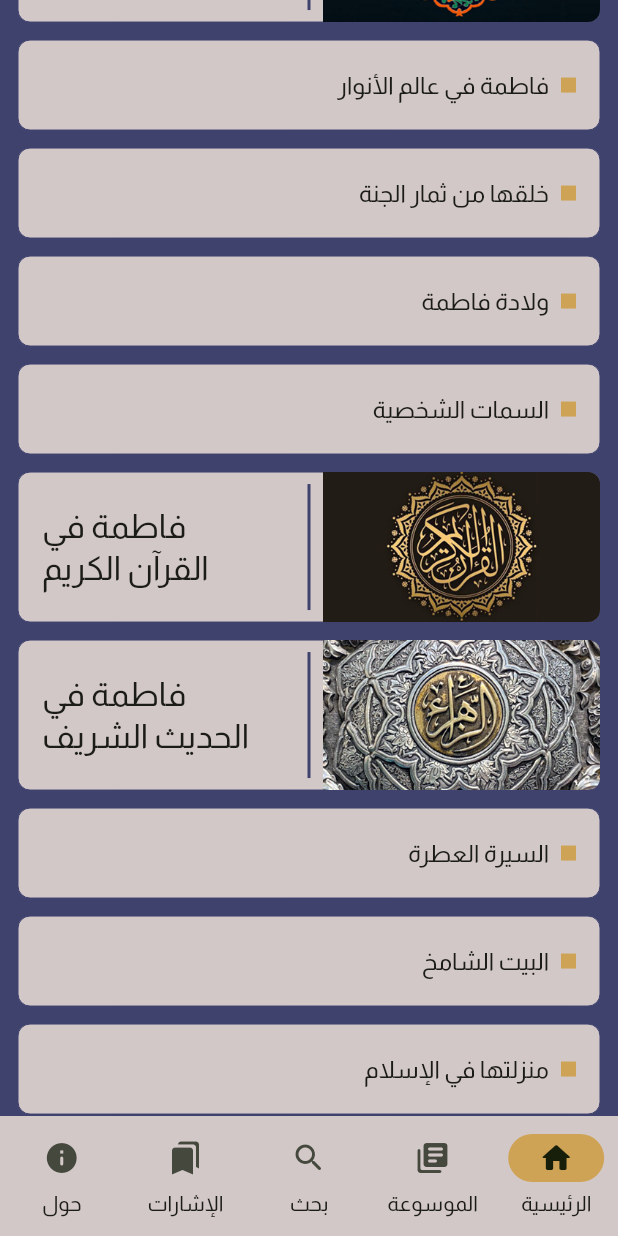
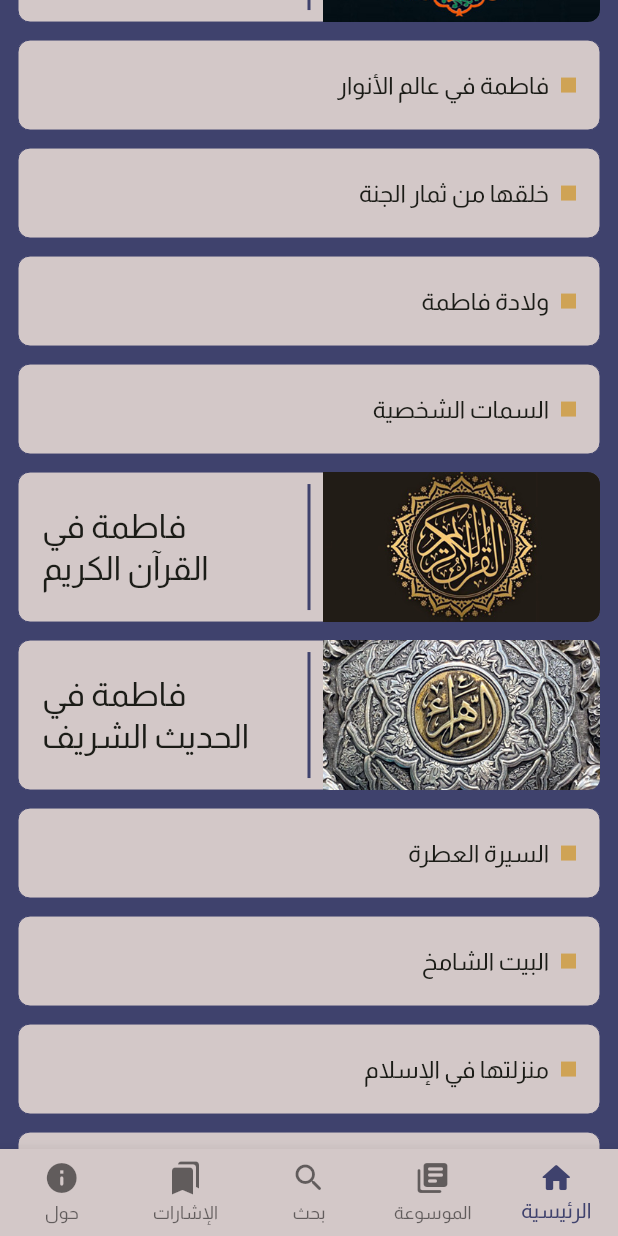
Before and after one commit to alijohar/z_project, a Flutter app: the screen it shows after launch, scrolled down 576 dp, on a phone screen of 412 x 824 dp. Run offline on Flutter 3.47's test engine with Material 3 defaults, Android fonts, the phone set to English and light mode, and no system bars; our stand-ins replace bloc, firebase_analytics, firebase_core, firebase_crashlytics, flutter_bloc, flutter_svg and 4 more; missing offline and left inert: cupertino_native, epub_bookmarks, epub_parser, epub_search, epub_viewer; accounts and stored records are empty.

Commit message:
Fix: Fix issue in bookmark screen

```diff
--- a/lib/screen/host/host_screen.dart
+++ b/lib/screen/host/host_screen.dart
@@ -1,6 +1,11 @@
+import 'dart:io';
+
+import 'package:flutter/foundation.dart';
+import 'package:flutter/cupertino.dart';
 import 'package:flutter/material.dart';
 import 'package:flutter/services.dart';
 import 'package:flutter_bloc/flutter_bloc.dart';
+import 'package:cupertino_native/cupertino_native.dart';
 import 'package:zahra/model/search_model.dart';
 import 'package:zahra/screen/about/about_app_screen.dart';
 import 'package:zahra/screen/about/cubit/about_app_cubit.dart';
@@ -50,18 +55,126 @@ class HostScreen extends StatefulWidget {
 class _HostScreenState extends State<HostScreen> {
   int _currentIndex = 0;
 
-  List<Widget> _buildScreens(BuildContext context) {
-    return [
-      BlocProvider(
+  // Helper function to check iOS version support for liquid glass
+  bool _shouldUseLiquidGlass() {
+    if (!Platform.isIOS) return false;
+
+    try {
+      // iOS 16+ supports liquid glass
+      final String version = Platform.operatingSystemVersion;
+      if (version.contains('26')) {
+        return true;
+      }
+      return false;
+    } catch (e) {
+      // If we can't detect version, use Material design for compatibility
+      return false;
+    }
+  }
+
+  late final LibraryCubit _libraryCubit;
+
+  @override
+  void initState() {
+    super.initState();
+    _libraryCubit = LibraryCubit();
+  }
+
+  @override
+  void dispose() {
+    _libraryCubit.close();
+    super.dispose();
+  }
+
+  @override
+  Widget build(BuildContext context) {
+    return Scaffold(
+      body: _getScreen(_currentIndex),
+      bottomNavigationBar: _shouldUseLiquidGlass()
+          ? // Liquid Glass Tab Bar for iOS 16+
+          CNTabBar(
+              items: const [
+                CNTabBarItem(
+                  label: 'حول',
+                  icon: CNSymbol('info.circle.fill'),
+                ),
+                CNTabBarItem(
+                  label: 'الإشارات',
+                  icon: CNSymbol('bookmark.fill'),
+                ),
+                CNTabBarItem(
+                  label: 'بحث',
+                  icon: CNSymbol('magnifyingglass'),
+                ),
+                CNTabBarItem(
+                  label: 'الموسوعة',
+                  icon: CNSymbol('book.fill'),
+                ),
+                CNTabBarItem(
+                  label: 'الرئيسية',
+                  icon: CNSymbol('house.fill'),
+                ),
+              ],
+              currentIndex: 4 - _currentIndex, // Reverse index for RTL
+              onTap: (index) {
+                setState(() {
+                  _currentIndex = 4 - index; // Reverse index back
+                });
+              },
+            )
+          : // Material Bottom Navigation Bar for Android
+          Directionality(
+              textDirection: TextDirection.rtl,
+              child: BottomNavigationBar(
+                backgroundColor: Theme.of(context).colorScheme.onPrimary,
+                currentIndex: _currentIndex,
+                onTap: (index) {
+                  setState(() {
+                    _currentIndex = index;
+                  });
+                },
+                type: BottomNavigationBarType.fixed,
+                items: const [
+                  BottomNavigationBarItem(
+                    icon: Icon(Icons.home_rounded),
+                    label: 'الرئيسية',
+                  ),
+                  BottomNavigationBarItem(
+                    icon: Icon(Icons.library_books_rounded),
+                    label: 'الموسوعة',
+                  ),
+                  BottomNavigationBarItem(
+                    icon: Icon(Icons.search_rounded),
+                    label: 'بحث',
+                  ),
+                  BottomNavigationBarItem(
+                    icon: Icon(Icons.bookmarks_rounded),
+                    label: 'الإشارات',
+                  ),
+                  BottomNavigationBarItem(
+                    icon: Icon(Icons.info_rounded),
+                    label: 'حول',
+                  ),
+                ],
+              ),
+            ),
+    );
+  }
+
+  Widget _getScreen(int index) {
+    switch (index) {
+      case 0:
+        return BlocProvider(
           create: (context) => HomeCubit(JsonRepository()),
           child: const HomeScreen(),
-      ),
-      BlocProvider(
-        create: (context) => LibraryCubit(),
+        );
+      case 1:
+        return BlocProvider.value(
+          value: _libraryCubit,
           child: const LibraryScreen(),
-      ), // Replace with your actual widget for second tab
-
-      epub_search_package.SearchScreen(
+        );
+      case 2:
+        return epub_search_package.SearchScreen(
           persistence: epub_adapters.createSearchPersistence(),
           onResultTap: (epub_search_package.SearchModel result) {
             // Convert epub_search package's SearchModel to our local SearchModel
@@ -76,8 +189,9 @@ class _HostScreenState extends State<HostScreen> {
             );
             openEpub(context: context, search: searchResult);
           },
-      ),
-      BookmarkScreen(
+        );
+      case 3:
+        return BookmarkScreen(
           persistence: epub_adapters.createBookmarkPersistence(),
           onBookmarkTap: (screenContext, bookmark) async {
             final reference = ReferenceModel(
@@ -100,55 +214,16 @@ class _HostScreenState extends State<HostScreen> {
             );
             await openEpub(context: screenContext, history: historyModel);
           },
-      ),
-      BlocProvider(
+        );
+      case 4:
+        return BlocProvider(
           create: (context) => AboutAppCubit(JsonRepository()),
           child: const AboutAppScreen(
             id: 17,
           ),
-      ), // Replace with your actual widget for fourth tab
-    ];
+        );
+      default:
+        return Container();
     }
-
-  @override
-  Widget build(BuildContext context) => Scaffold(
-        body: IndexedStack(
-          index: _currentIndex,
-          children: _buildScreens(context),
-        ),
-        bottomNavigationBar: Directionality(
-          textDirection: TextDirection.rtl,
-          child: NavigationBar(
-            backgroundColor: Theme.of(context).colorScheme.onPrimary,
-            selectedIndex: _currentIndex,
-            onDestinationSelected: (index) {
-              setState(() {
-                _currentIndex = index;
-              });
-            },
-            destinations: const [
-              NavigationDestination(
-                icon: Icon(Icons.home_rounded),
-                label: 'الرئيسية',
-              ),
-              NavigationDestination(
-                icon: Icon(Icons.library_books_rounded),
-                label: 'الموسوعة',
-              ),
-              NavigationDestination(
-                icon: Icon(Icons.search_rounded),
-                label: 'بحث',
-              ),
-              NavigationDestination(
-                icon: Icon(Icons.bookmarks_rounded),
-                label: 'الإشارات',
-              ),
-              NavigationDestination(
-                icon: Icon(Icons.info_rounded),
-                label: 'حول',
-              ),
-            ],
-          ),
-        ),
-      );
   }
+}
```
Lines whose indentation alone changed are shown as unchanged.
